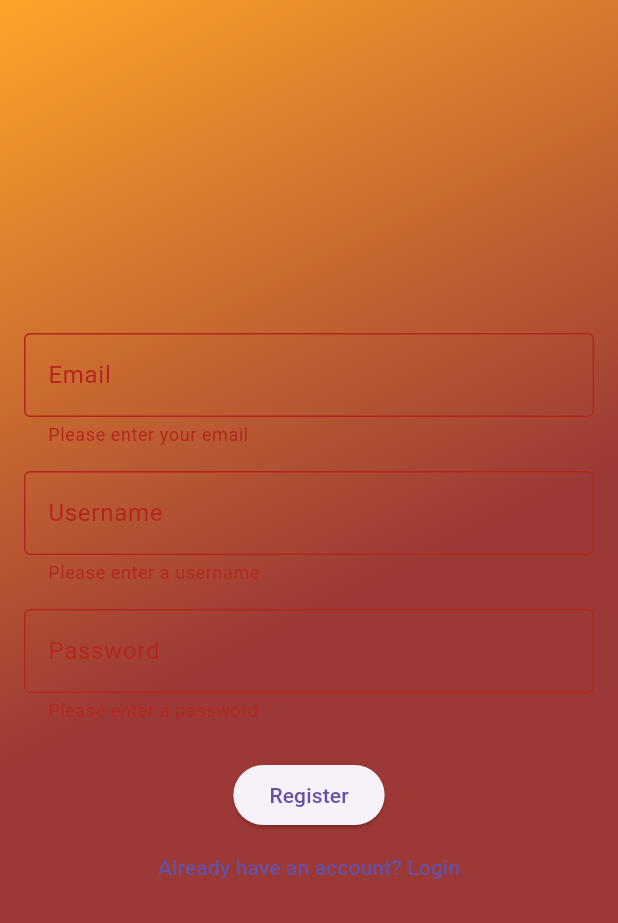
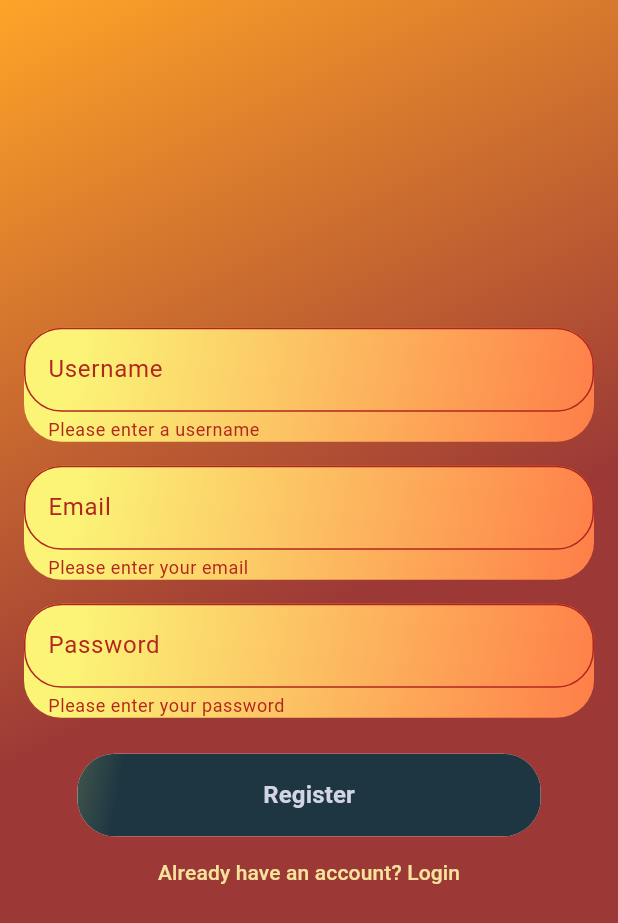
Before and after one commit to FelipeJuarezJr/ReptiGramFinalApp, a Flutter app: the RegisterScreen screen opened directly, after a tap on "Register", on a phone screen of 412 x 824 dp. Shown: the top 923 px of the screen. Run offline on Flutter 3.47's test engine with Material 3 defaults, Android fonts, the phone set to English and light mode, and no system bars; our stand-ins replace firebase_auth, firebase_core, flutter_dotenv, flutter_svg, google_sign_in; accounts and stored records are empty; generated files the repository leaves out were written again.

Commit message:
Register page pill shape gradient input field and button

```diff
--- a/lib/screens/register_screen.dart
+++ b/lib/screens/register_screen.dart
@@ -74,11 +74,52 @@
               child: Column(
                 mainAxisAlignment: MainAxisAlignment.center,
                 children: [
-                  TextFormField(
+                  Container(
+                    decoration: BoxDecoration(
+                      gradient: AppColors.inputGradient,
+                      borderRadius: AppColors.pillShape,
+                    ),
+                    child: TextFormField(
+                      controller: _usernameController,
+                      decoration: InputDecoration(
+                        labelText: 'Username',
+                        border: OutlineInputBorder(
+                          borderRadius: AppColors.pillShape,
+                        ),
+                        enabledBorder: OutlineInputBorder(
+                          borderRadius: AppColors.pillShape,
+                        ),
+                        focusedBorder: OutlineInputBorder(
+                          borderRadius: AppColors.pillShape,
+                        ),
+                      ),
+                      validator: (value) {
+                        if (value == null || value.isEmpty) {
+                          return 'Please enter a username';
+                        }
+                        return null;
+                      },
+                    ),
+                  ),
+                  const SizedBox(height: 16),
+                  Container(
+                    decoration: BoxDecoration(
+                      gradient: AppColors.inputGradient,
+                      borderRadius: AppColors.pillShape,
+                    ),
+                    child: TextFormField(
                       controller: _emailController,
-                    decoration: const InputDecoration(
+                      decoration: InputDecoration(
                         labelText: 'Email',
-                      border: OutlineInputBorder(),
+                        border: OutlineInputBorder(
+                          borderRadius: AppColors.pillShape,
+                        ),
+                        enabledBorder: OutlineInputBorder(
+                          borderRadius: AppColors.pillShape,
+                        ),
+                        focusedBorder: OutlineInputBorder(
+                          borderRadius: AppColors.pillShape,
+                        ),
                       ),
                       validator: (value) {
                         if (value == null || value.isEmpty) {
@@ -87,50 +128,74 @@
                         return null;
                       },
                     ),
+                  ),
                   const SizedBox(height: 16),
-                  TextFormField(
-                    controller: _usernameController,
-                    decoration: const InputDecoration(
-                      labelText: 'Username',
-                      border: OutlineInputBorder(),
+                  Container(
+                    decoration: BoxDecoration(
+                      gradient: AppColors.inputGradient,
+                      borderRadius: AppColors.pillShape,
                     ),
+                    child: TextFormField(
+                      controller: _passwordController,
+                      decoration: InputDecoration(
+                        labelText: 'Password',
+                        border: OutlineInputBorder(
+                          borderRadius: AppColors.pillShape,
+                        ),
+                        enabledBorder: OutlineInputBorder(
+                          borderRadius: AppColors.pillShape,
+                        ),
+                        focusedBorder: OutlineInputBorder(
+                          borderRadius: AppColors.pillShape,
+                        ),
+                      ),
+                      obscureText: true,
                       validator: (value) {
                         if (value == null || value.isEmpty) {
-                        return 'Please enter a username';
+                          return 'Please enter your password';
                         }
                         return null;
                       },
                     ),
-                  const SizedBox(height: 16),
-                  TextFormField(
-                    controller: _passwordController,
-                    decoration: const InputDecoration(
-                      labelText: 'Password',
-                      border: OutlineInputBorder(),
-                    ),
-                    obscureText: true,
-                    validator: (value) {
-                      if (value == null || value.isEmpty) {
-                        return 'Please enter a password';
-                      }
-                      if (value.length < 6) {
-                        return 'Password must be at least 6 characters';
-                      }
-                      return null;
-                    },
                   ),
                   const SizedBox(height: 24),
                   _isLoading
                       ? const CircularProgressIndicator()
-                      : ElevatedButton(
+                      : Container(
+                    width: MediaQuery.of(context).size.width * 0.75,
+                    child: ElevatedButton(
                       onPressed: _register,
-                          child: const Text('Register'),
+                      style: AppColors.pillButtonStyle,
+                      child: Ink(
+                        decoration: BoxDecoration(
+                          gradient: AppColors.loginGradient,
+                          borderRadius: AppColors.pillShape,
+                        ),
+                        child: Container(
+                          padding: const EdgeInsets.symmetric(vertical: 16),
+                          alignment: Alignment.center,
+                          child: const Text(
+                            'Register',
+                            style: TextStyle(
+                              color: AppColors.buttonText,
+                              fontSize: 16,
+                              fontWeight: FontWeight.bold,
+                            ),
+                          ),
+                        ),
+                      ),
+                    ),
                   ),
                   TextButton(
                     onPressed: () {
                       Navigator.pop(context);
                     },
-                    child: const Text('Already have an account? Login'),
+                    child: const Text(
+                      'Already have an account? Login',
+                      style: TextStyle(
+                        color: AppColors.titleText,
+                      ),
+                    ),
                   ),
                 ],
               ),
```
Lines whose indentation alone changed are shown as unchanged.
